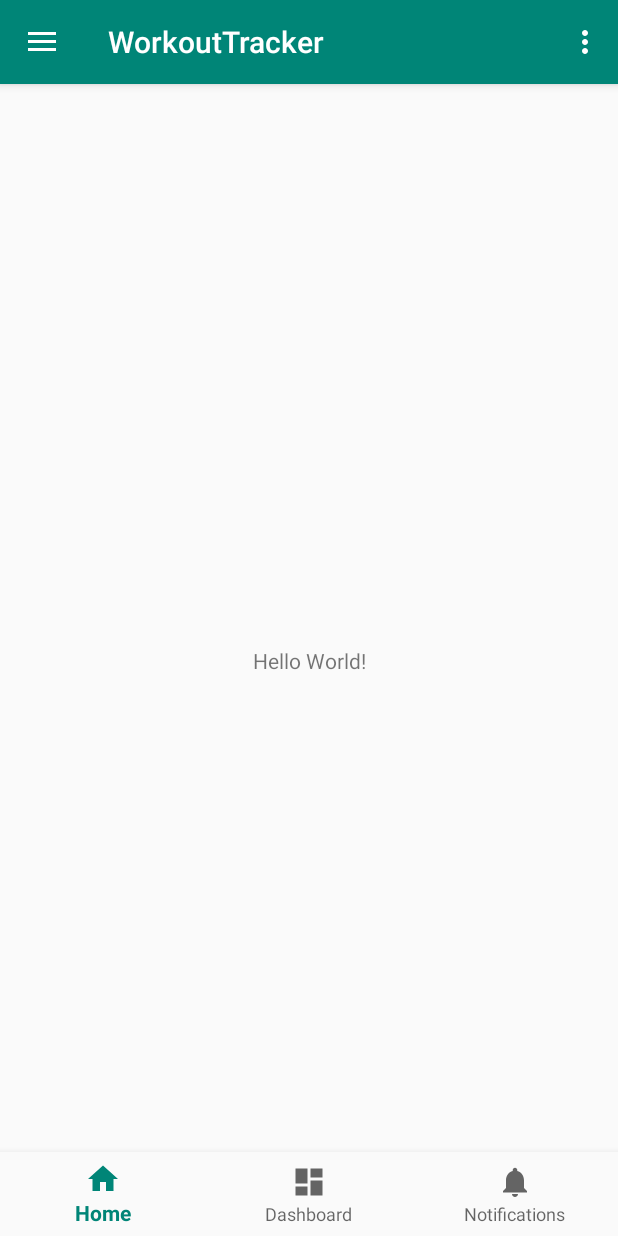
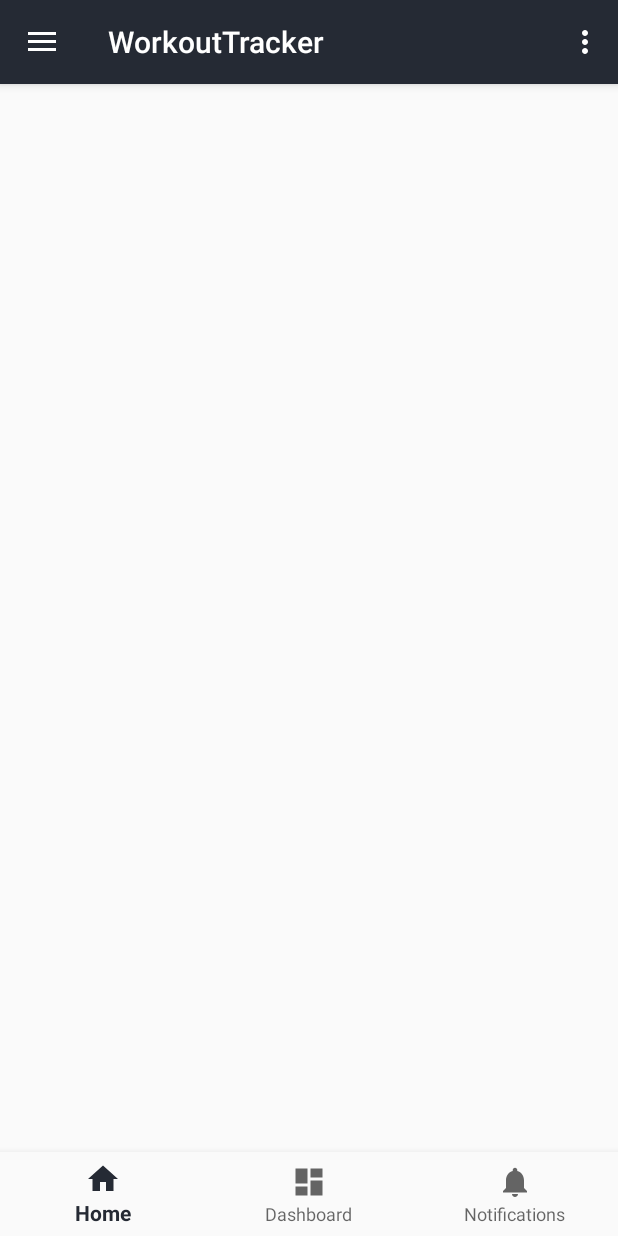
Before and after one commit to vespertineSiren/WorkoutTrackerKotlin, an Android app: the screen it shows after launch (MainActivity), on a phone screen of 412 x 824 dp. Run offline under Robolectric (Android 15) with nearby library versions, the phone set to English and light mode, and no system bars.

Commit message:
Added different colors to theme. Removed findviewbyid to make more inline with kotlin code.

```diff
--- a/WorkoutTracker/app/src/main/java/dev/vespertine/workouttracker/Models/WorkoutRoutine.kt
+++ b/WorkoutTracker/app/src/main/java/dev/vespertine/workouttracker/Models/WorkoutRoutine.kt
@@ -15,4 +15,4 @@ data class WorkoutRoutine(@PrimaryKey(autoGenerate = true)
                           val routineName: String,
                           @ColumnInfo(name = "day_number")
                           val dayNumber: Int,
-                          val tags: String)
+                          val tags: MutableList<String>?)
--- a/WorkoutTracker/app/src/main/java/dev/vespertine/workouttracker/UI/MainActivity.kt
+++ b/WorkoutTracker/app/src/main/java/dev/vespertine/workouttracker/UI/MainActivity.kt
@@ -12,6 +12,8 @@ import androidx.appcompat.app.AppCompatActivity
 import androidx.appcompat.widget.Toolbar
 import android.view.Menu
 import dev.vespertine.workouttracker.R
+import kotlinx.android.synthetic.main.activity_main.*
+import kotlinx.android.synthetic.main.content_main.*
 
 class MainActivity : AppCompatActivity(), NavigationView.OnNavigationItemSelectedListener{
 
@@ -37,7 +39,7 @@ class MainActivity : AppCompatActivity(), NavigationView.OnNavigationItemSelecte
         setSupportActionBar(toolbar)
 
 
-        val drawer_layout: DrawerLayout = findViewById(R.id.drawer_layout)
+//        val drawer_layout: DrawerLayout = findViewById(R.id.drawer_layout)
 
         val toggle = ActionBarDrawerToggle(
             this, drawer_layout, toolbar,
@@ -47,7 +49,7 @@ class MainActivity : AppCompatActivity(), NavigationView.OnNavigationItemSelecte
         drawer_layout.addDrawerListener(toggle)
         toggle.syncState()
 
-        val workout_nav_view: BottomNavigationView = findViewById(R.id.workout_nav_view)
+        //val workout_nav_view: BottomNavigationView = findViewById(R.id.workout_nav_view)
 
         workout_nav_view.setOnNavigationItemSelectedListener(onNavigationItemSelectedListener)
     }
--- a/WorkoutTracker/app/src/main/res/layout/content_main.xml
+++ b/WorkoutTracker/app/src/main/res/layout/content_main.xml
@@ -9,15 +9,14 @@
         tools:showIn="@layout/app_bar_main"
         tools:context=".UI.MainActivity">
 
-    <TextView
-            android:layout_width="wrap_content"
-            android:layout_height="wrap_content"
-            android:text="Hello World!"
-            app:layout_constraintBottom_toBottomOf="parent"
-            app:layout_constraintLeft_toLeftOf="parent"
-            app:layout_constraintRight_toRightOf="parent"
-            app:layout_constraintTop_toTopOf="parent" android:id="@+id/textView2"/>
-
+    <FrameLayout
+            android:id="@+id/fragment_holder"
+            android:layout_width="0dp"
+            android:layout_height="0dp"
+            app:layout_constraintEnd_toEndOf="parent"
+            app:layout_constraintTop_toTopOf="parent"
+            app:layout_constraintStart_toStartOf="parent"
+            app:layout_constraintBottom_toTopOf="@+id/workout_nav_view"/>
     <com.google.android.material.bottomnavigation.BottomNavigationView
             android:id="@+id/workout_nav_view"
             android:layout_width="0dp"
--- a/WorkoutTracker/app/src/main/res/values/colors.xml
+++ b/WorkoutTracker/app/src/main/res/values/colors.xml
@@ -1,6 +1,7 @@
 <?xml version="1.0" encoding="utf-8"?>
 <resources>
-    <color name="colorPrimary">#008577</color>
-    <color name="colorPrimaryDark">#00574B</color>
-    <color name="colorAccent">#D81B60</color>
+    <color name="colorPrimaryLight">#08d9d6</color>
+    <color name="colorPrimary">#252a34</color>
+    <color name="colorPrimaryDark">#ff2e63</color>
+    <color name="colorAccent">#eaeaea</color>
 </resources>
--- a/WorkoutTracker/build.gradle
+++ b/WorkoutTracker/build.gradle
@@ -1,7 +1,7 @@
 // Top-level build file where you can add configuration options common to all sub-projects/modules.
 
 buildscript {
-    ext.kotlin_version = '1.3.21'
+    ext.kotlin_version = '1.3.31'
     repositories {
         google()
         jcenter()
@@ -29,7 +29,7 @@ task clean(type: Delete) {
 
 ext {
     roomVersion = '2.1.0-alpha06'
-    archLifecycleVersion = '2.1.0-alpha04'
+    archLifecycleVersion = '2.2.0-alpha01'
     androidxArchVersion = '2.0.0'
     coroutines = '1.2.0'
 }
```
Also changed, not shown: WorkoutTracker/app/build.gradle (+5 -4 lines), 1 other file.
